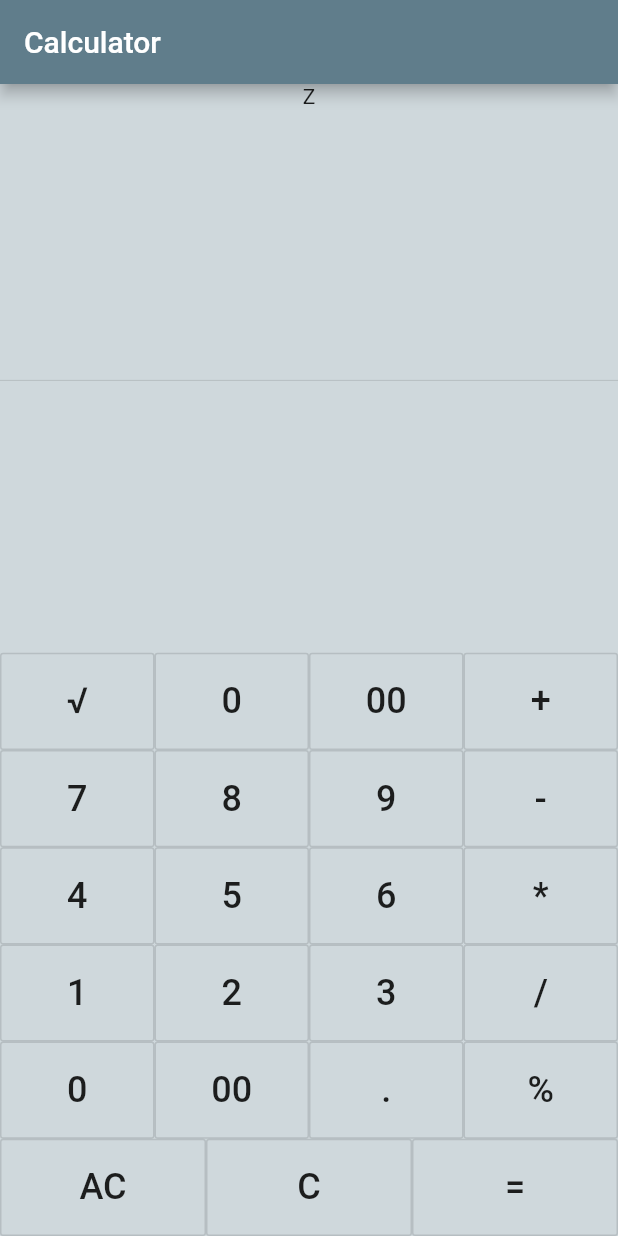
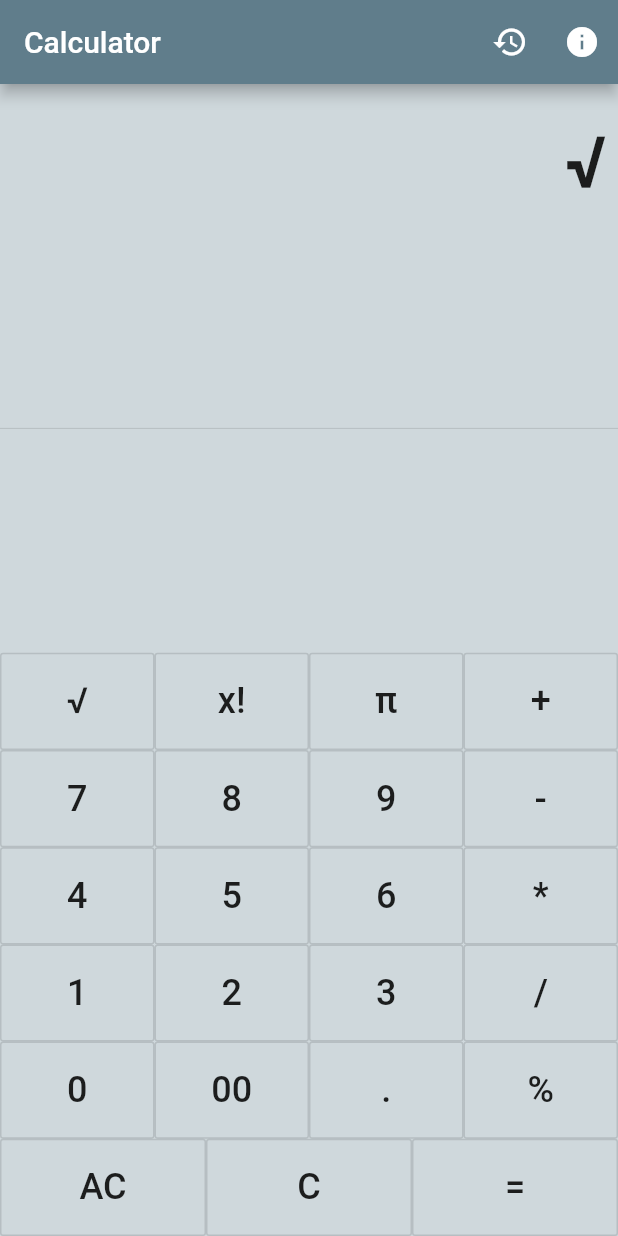
Before and after one commit to AshHasib/flutter-calculator, a Flutter app: the screen it shows after launch, after a tap on an icon or button, on a phone screen of 412 x 824 dp. Run offline on Flutter 3.47's test engine with Material 2 defaults, Android fonts, the phone set to English and light mode, and no system bars.

Commit message:
UI updated, Output text field works fine

```diff
--- a/lib/ui/home.dart
+++ b/lib/ui/home.dart
@@ -9,28 +9,27 @@ class Home extends StatefulWidget {
 }
 
 class HomeState extends State<Home> {
-  Widget createButton(String text) {
-    return new Expanded(
-      child: new Container(
-        margin: const EdgeInsets.all(10.0),
-        child:new OutlineButton(
-        color: Colors.grey,
-        child: new Text(
-          text,
-          style: TextStyle(fontSize: 20.0, fontWeight: FontWeight.w500),
-        ),
-        onPressed: () => {},
-      ),
-      )
-    );
+
+
+  //TODO: implement calculator operation
+  var output = "0";
+
+  void updateUI(String text) {
+    String temp;
+
+    if(output=="0"){
+      temp=text;
+    }
+    else {
+      temp=output+text;
     }
 
-  @override
-  Widget build(BuildContext context) {
+    setState(() {
+      output = temp;
+    });
+  }
 
-    //TODO: implement control methods
-
-    Widget createButton(String text){
+  Widget createButton(String text) {
     return new Expanded(
       child: new OutlineButton(
           child: new Text(
@@ -38,14 +37,15 @@ class HomeState extends State<Home> {
             style: new TextStyle(
                 fontStyle: FontStyle.normal,
                 fontSize: 24,
-              fontWeight: FontWeight.w500
-            ),
+                fontWeight: FontWeight.w500),
           ),
           padding: EdgeInsets.all(18.4),
-          onPressed: ()=>{},
-        ),
+          onPressed: () => updateUI(text)),
     );
   }
+
+  @override
+  Widget build(BuildContext context) {
 
 
     // TODO: implement build
@@ -54,20 +54,39 @@ class HomeState extends State<Home> {
       appBar: new AppBar(
         title: Text("Calculator"),
         backgroundColor: Colors.blueGrey,
+        actions: <Widget>[
+          new IconButton(
+            icon: new Icon(Icons.history),
+            onPressed: () => {},
+          ),
+          new IconButton(
+            icon: new Icon(Icons.info),
+            onPressed: () => {},
+          ),
+        ],
       ),
       body: new Container(
         child: new Column(
           children: <Widget>[
-            new Text("Z"),
-
-            new Expanded(child:new Divider()),
+            new Container(
+              margin: const EdgeInsets.only(top: 24, right: 8),
+              alignment: Alignment.centerRight,
+              child: new Text(
+                output,
+                style: new TextStyle(
+                  fontSize: 48,
+                  fontWeight: FontWeight.w600,
+                ),
+              ),
+            ),
+            new Expanded(child: new Divider()),
             new Column(
               children: <Widget>[
                 new Row(
                   children: <Widget>[
                     createButton("√"),
-                    createButton("0"),
-                    createButton("00"),
+                    createButton("x!"),
+                    createButton("π"),
                     createButton("+"),
                   ],
                 ),
@@ -103,7 +122,6 @@ class HomeState extends State<Home> {
                     createButton("%"),
                   ],
                 ),
-
                 new Row(
                   children: <Widget>[
                     createButton("AC"),
```
Lines whose indentation alone changed are shown as unchanged.
